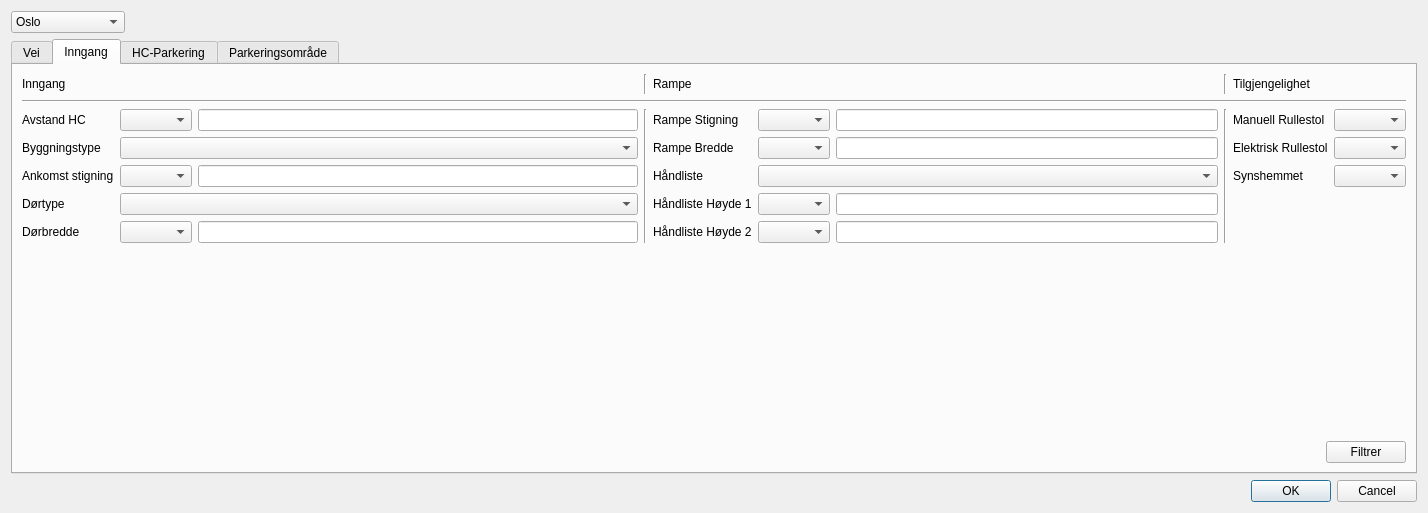
The window that master_dialog_base.ui (KaspArno/MasterGUI) describes before a commit, drawn with Qt 5.
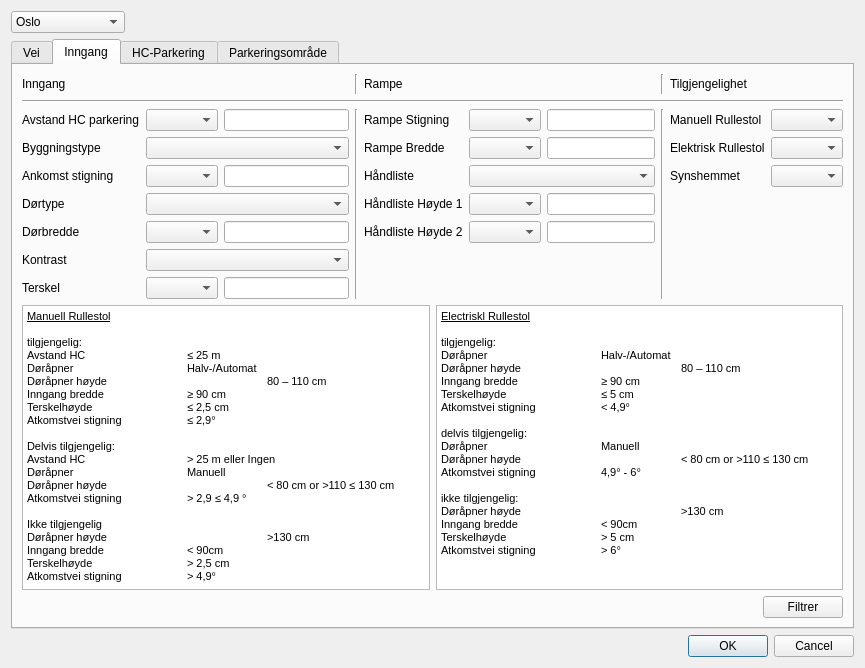
The same window after the commit.

```diff
--- a/master_dialog_base.ui
+++ b/master_dialog_base.ui
@@ -6,8 +6,8 @@
    <rect>
     <x>0</x>
     <y>0</y>
-    <width>1428</width>
-    <height>513</height>
+    <width>865</width>
+    <height>668</height>
    </rect>
   </property>
   <property name="windowTitle">
@@ -378,10 +378,13 @@
              </item>
              <item row="2" column="0" colspan="2">
               <layout class="QFormLayout" name="formLayout_2">
+               <property name="fieldGrowthPolicy">
+                <enum>QFormLayout::AllNonFixedFieldsGrow</enum>
+               </property>
                <item row="0" column="0">
                 <widget class="QLabel" name="label">
                  <property name="text">
-                  <string>Avstand HC</string>
+                  <string>Avstand HC parkering</string>
                  </property>
                 </widget>
                </item>
@@ -449,6 +452,33 @@
                  </item>
                 </layout>
                </item>
+               <item row="5" column="0">
+                <widget class="QLabel" name="label_17">
+                 <property name="text">
+                  <string>Kontrast</string>
+                 </property>
+                </widget>
+               </item>
+               <item row="5" column="1">
+                <widget class="QComboBox" name="comboBox_kontrast"/>
+               </item>
+               <item row="6" column="0">
+                <widget class="QLabel" name="label_18">
+                 <property name="text">
+                  <string>Terskel</string>
+                 </property>
+                </widget>
+               </item>
+               <item row="6" column="1">
+                <layout class="QHBoxLayout" name="horizontalLayout_16">
+                 <item>
+                  <widget class="QComboBox" name="comboBox_terskel"/>
+                 </item>
+                 <item>
+                  <widget class="QLineEdit" name="lineEdit_terskel"/>
+                 </item>
+                </layout>
+               </item>
               </layout>
              </item>
              <item row="2" column="2">
@@ -460,6 +490,9 @@
              </item>
              <item row="2" column="3">
               <layout class="QFormLayout" name="formLayout">
+               <property name="fieldGrowthPolicy">
+                <enum>QFormLayout::AllNonFixedFieldsGrow</enum>
+               </property>
                <item row="0" column="0">
                 <widget class="QLabel" name="label_9">
                  <property name="text">
@@ -553,6 +586,9 @@
              </item>
              <item row="2" column="5">
               <layout class="QFormLayout" name="formLayout_3">
+               <property name="fieldGrowthPolicy">
+                <enum>QFormLayout::AllNonFixedFieldsGrow</enum>
+               </property>
                <item row="0" column="0">
                 <widget class="QLabel" name="label_12">
                  <property name="text">
@@ -588,17 +624,68 @@
             </layout>
            </item>
            <item>
-            <spacer name="verticalSpacer_2">
-             <property name="orientation">
-              <enum>Qt::Vertical</enum>
-             </property>
-             <property name="sizeHint" stdset="0">
-              <size>
-               <width>20</width>
-               <height>40</height>
-              </size>
-             </property>
-            </spacer>
+            <layout class="QHBoxLayout" name="horizontalLayout_17">
+             <item>
+              <widget class="QTextBrowser" name="textBrowser">
+               <property name="html">
+                <string>&lt;!DOCTYPE HTML PUBLIC &quot;-//W3C//DTD HTML 4.0//EN&quot; &quot;http://www.w3.org/TR/REC-html40/strict.dtd&quot;&gt;
+&lt;html&gt;&lt;head&gt;&lt;meta name=&quot;qrichtext&quot; content=&quot;1&quot; /&gt;&lt;style type=&quot;text/css&quot;&gt;
+p, li { white-space: pre-wrap; }
+&lt;/style&gt;&lt;/head&gt;&lt;body style=&quot; font-family:'MS Shell Dlg 2'; font-size:8.25pt; font-weight:400; font-style:normal;&quot;&gt;
+&lt;p style=&quot; margin-top:0px; margin-bottom:0px; margin-left:0px; margin-right:0px; -qt-block-indent:0; text-indent:0px;&quot;&gt;&lt;span style=&quot; font-size:8pt; text-decoration: underline; color:#000000;&quot;&gt;Manuell Rullestol&lt;/span&gt;&lt;/p&gt;
+&lt;p style=&quot;-qt-paragraph-type:empty; margin-top:0px; margin-bottom:0px; margin-left:0px; margin-right:0px; -qt-block-indent:0; text-indent:0px; font-size:8pt; color:#000000;&quot;&gt;&lt;br /&gt;&lt;/p&gt;
+&lt;p style=&quot; margin-top:0px; margin-bottom:0px; margin-left:0px; margin-right:0px; -qt-block-indent:0; text-indent:0px;&quot;&gt;&lt;span style=&quot; font-size:8pt; color:#000000;&quot;&gt;tilgjengelig:&lt;/span&gt;&lt;/p&gt;
+&lt;p style=&quot; margin-top:0px; margin-bottom:0px; margin-left:0px; margin-right:0px; -qt-block-indent:0; text-indent:0px;&quot;&gt;&lt;span style=&quot; font-size:8pt; color:#000000;&quot;&gt;Avstand HC		≤ 25 m&lt;/span&gt;&lt;/p&gt;
+&lt;p style=&quot; margin-top:0px; margin-bottom:0px; margin-left:0px; margin-right:0px; -qt-block-indent:0; text-indent:0px;&quot;&gt;&lt;span style=&quot; font-size:8pt; color:#000000;&quot;&gt;Døråpner		Halv-/Automat	&lt;/span&gt;&lt;/p&gt;
+&lt;p style=&quot; margin-top:0px; margin-bottom:0px; margin-left:0px; margin-right:0px; -qt-block-indent:0; text-indent:0px;&quot;&gt;&lt;span style=&quot; font-size:8pt; color:#000000;&quot;&gt;Døråpner høyde		80 – 110 cm&lt;/span&gt;&lt;/p&gt;
+&lt;p style=&quot; margin-top:0px; margin-bottom:0px; margin-left:0px; margin-right:0px; -qt-block-indent:0; text-indent:0px;&quot;&gt;&lt;span style=&quot; font-size:8pt; color:#000000;&quot;&gt;Inngang bredde		≥ 90 cm&lt;/span&gt;&lt;/p&gt;
+&lt;p style=&quot; margin-top:0px; margin-bottom:0px; margin-left:0px; margin-right:0px; -qt-block-indent:0; text-indent:0px;&quot;&gt;&lt;span style=&quot; font-size:8pt; color:#000000;&quot;&gt;Terskelhøyde		≤ 2,5 cm&lt;/span&gt;&lt;/p&gt;
+&lt;p style=&quot; margin-top:0px; margin-bottom:0px; margin-left:0px; margin-right:0px; -qt-block-indent:0; text-indent:0px;&quot;&gt;&lt;span style=&quot; font-size:8pt; color:#000000;&quot;&gt;Atkomstvei stigning	≤ 2,9°&lt;/span&gt;&lt;/p&gt;
+&lt;p style=&quot;-qt-paragraph-type:empty; margin-top:0px; margin-bottom:0px; margin-left:0px; margin-right:0px; -qt-block-indent:0; text-indent:0px; font-size:8pt; color:#000000;&quot;&gt;&lt;br /&gt;&lt;/p&gt;
+&lt;p style=&quot; margin-top:0px; margin-bottom:0px; margin-left:0px; margin-right:0px; -qt-block-indent:0; text-indent:0px;&quot;&gt;&lt;span style=&quot; font-size:8pt; color:#000000;&quot;&gt;Delvis tilgjengelig:&lt;/span&gt;&lt;/p&gt;
+&lt;p style=&quot; margin-top:0px; margin-bottom:0px; margin-left:0px; margin-right:0px; -qt-block-indent:0; text-indent:0px;&quot;&gt;&lt;span style=&quot; font-size:8pt; color:#000000;&quot;&gt;Avstand HC		&amp;gt; 25 m eller Ingen&lt;/span&gt;&lt;/p&gt;
+&lt;p style=&quot; margin-top:0px; margin-bottom:0px; margin-left:0px; margin-right:0px; -qt-block-indent:0; text-indent:0px;&quot;&gt;&lt;span style=&quot; font-size:8pt; color:#000000;&quot;&gt;Døråpner		Manuell&lt;/span&gt;&lt;/p&gt;
+&lt;p style=&quot; margin-top:0px; margin-bottom:0px; margin-left:0px; margin-right:0px; -qt-block-indent:0; text-indent:0px;&quot;&gt;&lt;span style=&quot; font-size:8pt; color:#000000;&quot;&gt;Døråpner høyde		&amp;lt; 80 cm or &amp;gt;110 ≤ 130 cm&lt;/span&gt;&lt;/p&gt;
+&lt;p style=&quot; margin-top:0px; margin-bottom:0px; margin-left:0px; margin-right:0px; -qt-block-indent:0; text-indent:0px;&quot;&gt;&lt;span style=&quot; font-size:8pt; color:#000000;&quot;&gt;Atkomstvei stigning	&amp;gt; 2,9 ≤ 4,9 °&lt;/span&gt;&lt;/p&gt;
+&lt;p style=&quot;-qt-paragraph-type:empty; margin-top:0px; margin-bottom:0px; margin-left:0px; margin-right:0px; -qt-block-indent:0; text-indent:0px; font-size:8pt; color:#000000;&quot;&gt;&lt;br /&gt;&lt;/p&gt;
+&lt;p style=&quot; margin-top:0px; margin-bottom:0px; margin-left:0px; margin-right:0px; -qt-block-indent:0; text-indent:0px;&quot;&gt;&lt;span style=&quot; font-size:8pt; color:#000000;&quot;&gt;Ikke tilgjengelig&lt;/span&gt;&lt;/p&gt;
+&lt;p style=&quot; margin-top:0px; margin-bottom:0px; margin-left:0px; margin-right:0px; -qt-block-indent:0; text-indent:0px;&quot;&gt;&lt;span style=&quot; font-size:8pt; color:#000000;&quot;&gt;Døråpner høyde		&amp;gt;130 cm&lt;/span&gt;&lt;/p&gt;
+&lt;p style=&quot; margin-top:0px; margin-bottom:0px; margin-left:0px; margin-right:0px; -qt-block-indent:0; text-indent:0px;&quot;&gt;&lt;span style=&quot; font-size:8pt; color:#000000;&quot;&gt;Inngang bredde		&amp;lt; 90cm&lt;/span&gt;&lt;/p&gt;
+&lt;p style=&quot; margin-top:0px; margin-bottom:0px; margin-left:0px; margin-right:0px; -qt-block-indent:0; text-indent:0px;&quot;&gt;&lt;span style=&quot; font-size:8pt; color:#000000;&quot;&gt;Terskelhøyde		&amp;gt; 2,5 cm&lt;/span&gt;&lt;/p&gt;
+&lt;p style=&quot; margin-top:0px; margin-bottom:0px; margin-left:0px; margin-right:0px; -qt-block-indent:0; text-indent:0px;&quot;&gt;&lt;span style=&quot; font-size:8pt; color:#000000;&quot;&gt;Atkomstvei stigning	&amp;gt; 4,9°&lt;/span&gt;&lt;/p&gt;&lt;/body&gt;&lt;/html&gt;</string>
+               </property>
+              </widget>
+             </item>
+             <item>
+              <widget class="QTextBrowser" name="textBrowser_2">
+               <property name="html">
+                <string>&lt;!DOCTYPE HTML PUBLIC &quot;-//W3C//DTD HTML 4.0//EN&quot; &quot;http://www.w3.org/TR/REC-html40/strict.dtd&quot;&gt;
+&lt;html&gt;&lt;head&gt;&lt;meta name=&quot;qrichtext&quot; content=&quot;1&quot; /&gt;&lt;style type=&quot;text/css&quot;&gt;
+p, li { white-space: pre-wrap; }
+&lt;/style&gt;&lt;/head&gt;&lt;body style=&quot; font-family:'MS Shell Dlg 2'; font-size:8.25pt; font-weight:400; font-style:normal;&quot;&gt;
+&lt;p style=&quot; margin-top:0px; margin-bottom:0px; margin-left:0px; margin-right:0px; -qt-block-indent:0; text-indent:0px;&quot;&gt;&lt;span style=&quot; font-size:8pt; text-decoration: underline;&quot;&gt;Electriskl Rullestol&lt;/span&gt;&lt;/p&gt;
+&lt;p style=&quot;-qt-paragraph-type:empty; margin-top:0px; margin-bottom:0px; margin-left:0px; margin-right:0px; -qt-block-indent:0; text-indent:0px; font-size:8pt; text-decoration: underline;&quot;&gt;&lt;br /&gt;&lt;/p&gt;
+&lt;p style=&quot; margin-top:0px; margin-bottom:0px; margin-left:0px; margin-right:0px; -qt-block-indent:0; text-indent:0px;&quot;&gt;&lt;span style=&quot; font-size:8pt;&quot;&gt;tilgjengelig:&lt;/span&gt;&lt;/p&gt;
+&lt;p style=&quot; margin-top:0px; margin-bottom:0px; margin-left:0px; margin-right:0px; -qt-block-indent:0; text-indent:0px;&quot;&gt;&lt;span style=&quot; font-size:8pt;&quot;&gt;Døråpner		Halv-/Automat&lt;/span&gt;&lt;/p&gt;
+&lt;p style=&quot; margin-top:0px; margin-bottom:0px; margin-left:0px; margin-right:0px; -qt-block-indent:0; text-indent:0px;&quot;&gt;&lt;span style=&quot; font-size:8pt;&quot;&gt;Døråpner høyde		80 – 110 cm&lt;/span&gt;&lt;/p&gt;
+&lt;p style=&quot; margin-top:0px; margin-bottom:0px; margin-left:0px; margin-right:0px; -qt-block-indent:0; text-indent:0px;&quot;&gt;&lt;span style=&quot; font-size:8pt;&quot;&gt;Inngang bredde		≥ 90 cm&lt;/span&gt;&lt;/p&gt;
+&lt;p style=&quot; margin-top:0px; margin-bottom:0px; margin-left:0px; margin-right:0px; -qt-block-indent:0; text-indent:0px;&quot;&gt;&lt;span style=&quot; font-size:8pt;&quot;&gt;Terskelhøyde		≤ 5 cm&lt;/span&gt;&lt;/p&gt;
+&lt;p style=&quot; margin-top:0px; margin-bottom:0px; margin-left:0px; margin-right:0px; -qt-block-indent:0; text-indent:0px;&quot;&gt;&lt;span style=&quot; font-size:8pt;&quot;&gt;Atkomstvei stigning	&amp;lt; 4,9°&lt;/span&gt;&lt;/p&gt;
+&lt;p style=&quot;-qt-paragraph-type:empty; margin-top:0px; margin-bottom:0px; margin-left:0px; margin-right:0px; -qt-block-indent:0; text-indent:0px; font-size:8pt;&quot;&gt;&lt;br /&gt;&lt;/p&gt;
+&lt;p style=&quot; margin-top:0px; margin-bottom:0px; margin-left:0px; margin-right:0px; -qt-block-indent:0; text-indent:0px;&quot;&gt;&lt;span style=&quot; font-size:8pt;&quot;&gt;delvis tilgjengelig:&lt;/span&gt;&lt;/p&gt;
+&lt;p style=&quot; margin-top:0px; margin-bottom:0px; margin-left:0px; margin-right:0px; -qt-block-indent:0; text-indent:0px;&quot;&gt;&lt;span style=&quot; font-size:8pt;&quot;&gt;Døråpner		Manuell&lt;/span&gt;&lt;/p&gt;
+&lt;p style=&quot; margin-top:0px; margin-bottom:0px; margin-left:0px; margin-right:0px; -qt-block-indent:0; text-indent:0px;&quot;&gt;&lt;span style=&quot; font-size:8pt;&quot;&gt;Døråpner høyde		&amp;lt; 80 cm or &amp;gt;110 ≤ 130 cm&lt;/span&gt;&lt;/p&gt;
+&lt;p style=&quot; margin-top:0px; margin-bottom:0px; margin-left:0px; margin-right:0px; -qt-block-indent:0; text-indent:0px;&quot;&gt;&lt;span style=&quot; font-size:8pt;&quot;&gt;Atkomstvei stigning	4,9° - 6°&lt;/span&gt;&lt;/p&gt;
+&lt;p style=&quot;-qt-paragraph-type:empty; margin-top:0px; margin-bottom:0px; margin-left:0px; margin-right:0px; -qt-block-indent:0; text-indent:0px; font-size:8pt;&quot;&gt;&lt;br /&gt;&lt;/p&gt;
+&lt;p style=&quot; margin-top:0px; margin-bottom:0px; margin-left:0px; margin-right:0px; -qt-block-indent:0; text-indent:0px;&quot;&gt;&lt;span style=&quot; font-size:8pt;&quot;&gt;ikke tilgjengelig:&lt;/span&gt;&lt;/p&gt;
+&lt;p style=&quot; margin-top:0px; margin-bottom:0px; margin-left:0px; margin-right:0px; -qt-block-indent:0; text-indent:0px;&quot;&gt;&lt;span style=&quot; font-size:8pt;&quot;&gt;Døråpner høyde		&amp;gt;130 cm&lt;/span&gt;&lt;/p&gt;
+&lt;p style=&quot; margin-top:0px; margin-bottom:0px; margin-left:0px; margin-right:0px; -qt-block-indent:0; text-indent:0px;&quot;&gt;&lt;span style=&quot; font-size:8pt;&quot;&gt;Inngang bredde		&amp;lt; 90cm&lt;/span&gt;&lt;/p&gt;
+&lt;p style=&quot; margin-top:0px; margin-bottom:0px; margin-left:0px; margin-right:0px; -qt-block-indent:0; text-indent:0px;&quot;&gt;&lt;span style=&quot; font-size:8pt;&quot;&gt;Terskelhøyde		&amp;gt; 5 cm&lt;/span&gt;&lt;/p&gt;
+&lt;p style=&quot; margin-top:0px; margin-bottom:0px; margin-left:0px; margin-right:0px; -qt-block-indent:0; text-indent:0px;&quot;&gt;&lt;span style=&quot; font-size:8pt;&quot;&gt;Atkomstvei stigning	&amp;gt; 6°&lt;/span&gt;&lt;/p&gt;&lt;/body&gt;&lt;/html&gt;</string>
+               </property>
+              </widget>
+             </item>
+            </layout>
            </item>
            <item>
             <layout class="QHBoxLayout" name="horizontalLayout_13">
@@ -1084,18 +1171,18 @@
        </widget>
       </widget>
      </item>
+     <item>
+      <widget class="QDialogButtonBox" name="button_box">
+       <property name="orientation">
+        <enum>Qt::Horizontal</enum>
+       </property>
+       <property name="standardButtons">
+        <set>QDialogButtonBox::Cancel|QDialogButtonBox::Ok</set>
+       </property>
+      </widget>
+     </item>
     </layout>
    </item>
-   <item>
-    <widget class="QDialogButtonBox" name="button_box">
-     <property name="orientation">
-      <enum>Qt::Horizontal</enum>
-     </property>
-     <property name="standardButtons">
-      <set>QDialogButtonBox::Cancel|QDialogButtonBox::Ok</set>
-     </property>
-    </widget>
-   </item>
   </layout>
  </widget>
  <resources/>
```
Left out of the diff: 101 changed lines with no effect on the pictures.
